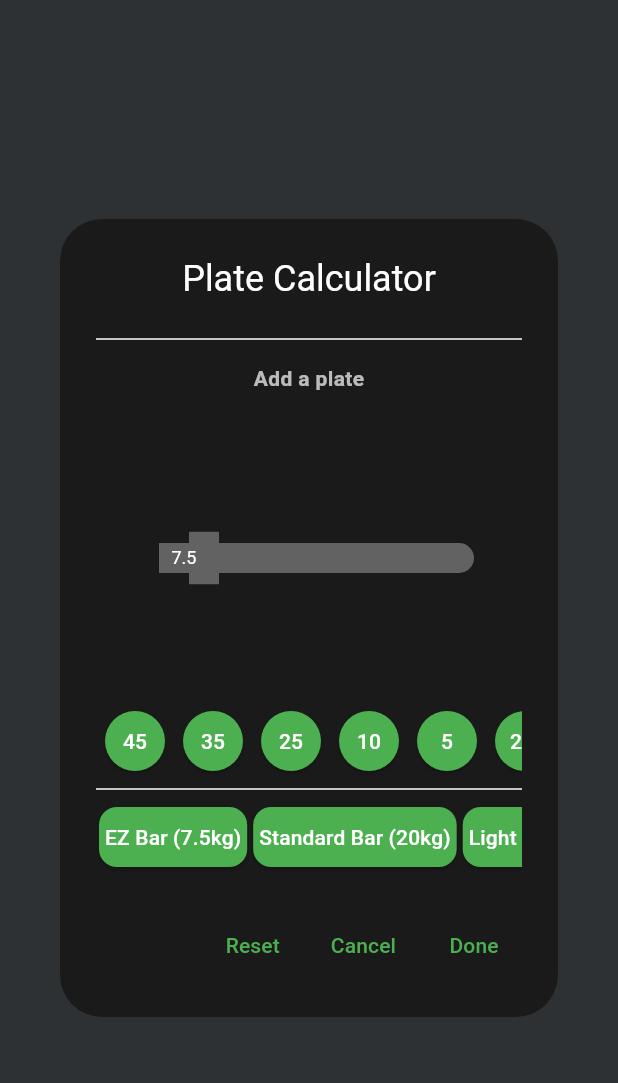
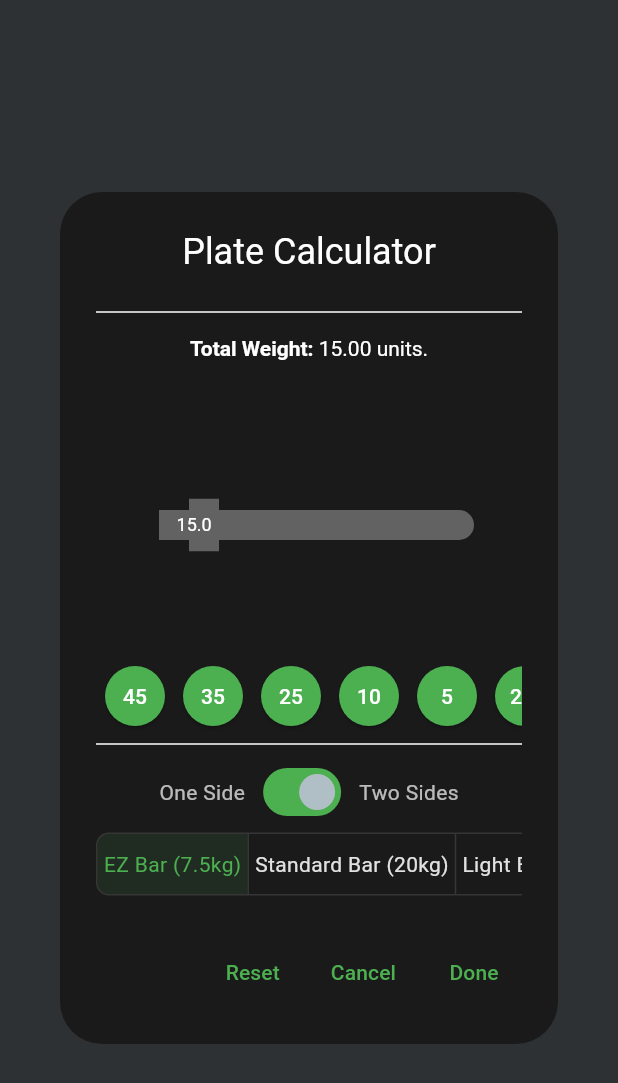
Before and after one commit to diegoZarateFer/gym-tracker-app, a Flutter app: the PlateCalculator widget shown alone on an empty page, opened directly, after a tap on "EZ Bar (7.5kg)", on a phone screen of 412 x 824 dp. Shown: the top 1083 px of the screen. Run offline on Flutter 3.47's test engine with Material 3 defaults, Android fonts, the light colour scheme and no system bars; our stand-ins replace table_calendar.

Commit message:
feat<plate calculator>: Terminando la calculdora de discos.

```diff
--- a/lib/core/extensions/context_ext.dart
+++ b/lib/core/extensions/context_ext.dart
@@ -32,8 +32,8 @@ extension ContextExt on BuildContext {
     );
   }
 
-  void showModalDialog(Widget dialog) {
-    showDialog(
+  Future<T?> showModalDialog<T>(Widget dialog) async {
+    return await showDialog<T>(
         context: this,
         builder: (BuildContext dialogContext) {
           return dialog;
--- a/lib/pages/widgets/bar_selector.dart
+++ b/lib/pages/widgets/bar_selector.dart
@@ -1,32 +1,68 @@
 import 'package:flutter/material.dart';
 
+enum BarType { ez, standard, light }
+
+const Map<BarType, double> barWeights = {
+  BarType.ez: 15,
+  BarType.standard: 45,
+  BarType.light: 25,
+};
+
 class BarSelector extends StatelessWidget {
-  const BarSelector({super.key});
+  const BarSelector({
+    super.key,
+    required this.selectedBarType,
+    required this.onBarChange,
+  });
+
+  final BarType? selectedBarType;
+  final void Function(BarType? newSelectedBarType) onBarChange;
+
+  void _onButtonPressed(int index) {
+    if (selectedBarType != null) {
+      int selectedBarTypeIndex = BarType.values.indexOf(selectedBarType!);
+      if (index == selectedBarTypeIndex) {
+        onBarChange(null);
+        return;
+      }
+    }
+
+    BarType newSelectedBarType = BarType.values[index];
+    onBarChange(newSelectedBarType);
+  }
 
   @override
   Widget build(BuildContext context) {
+    final toggleButtonState = List.filled(3, false);
+    if (selectedBarType != null) {
+      toggleButtonState[BarType.values.indexOf(selectedBarType!)] = true;
+    }
+
     return SingleChildScrollView(
       scrollDirection: Axis.horizontal,
       child: Row(
         mainAxisSize: MainAxisSize.min,
         children: [
-          for (var weight in [
-            "EZ Bar (7.5kg)",
-            "Standard Bar (20kg)",
-            "Light Bar (15kg)"
-          ])
-            Padding(
-              padding: const EdgeInsets.symmetric(horizontal: 2),
-              child: ElevatedButton(
-                onPressed: () {},
-                style: ElevatedButton.styleFrom(
-                    padding: const EdgeInsets.all(4),
-                    shape: RoundedRectangleBorder(
-                      borderRadius: BorderRadius.circular(12),
-                    )),
-                child: Text(weight),
+          ToggleButtons(
+            isSelected: toggleButtonState,
+            constraints: const BoxConstraints(minWidth: 100, minHeight: 40),
+            borderRadius: BorderRadius.circular(8),
+            onPressed: _onButtonPressed,
+            children: const [
+              Padding(
+                padding: EdgeInsets.all(4),
+                child: Text("EZ Bar (7.5kg)"),
               ),
-            ),
+              Padding(
+                padding: EdgeInsets.all(4),
+                child: Text("Standard Bar (20kg)"),
+              ),
+              Padding(
+                padding: EdgeInsets.all(4),
+                child: Text("Light Bar (15kg)"),
+              ),
+            ],
+          ),
         ],
       ),
     );
--- a/lib/pages/widgets/dialogs/plate_calculator.dart
+++ b/lib/pages/widgets/dialogs/plate_calculator.dart
@@ -4,6 +4,8 @@ import 'package:flutter/material.dart';
 import 'package:gym_tracker_ui/pages/widgets/bar_selector.dart';
 import 'package:gym_tracker_ui/pages/widgets/plates_selector.dart';
 import 'package:gym_tracker_ui/pages/widgets/weight_visualizer.dart';
+
+const double maximumAllowedWeight = 360;
 
 class PlateCalculator extends StatefulWidget {
   const PlateCalculator({super.key});
@@ -13,34 +15,41 @@ class PlateCalculator extends StatefulWidget {
 }
 
 class _PlateCalculatorState extends State<PlateCalculator> {
-  double _totalWeight = 0;
-  int _totalPlates = 0;
+  double _totalPlatesWeight = 0;
+
   Map<Plate, int> _selectedPlates = {};
+
+  BarType? _selectedBarType;
+
+  bool _oneSidedBar = false;
+  bool _maximumWeightExceeded = false;
 
   ///
   /// Funciones para widgets.
   ///
 
-  void _addPlateHandler(Plate selectedPlate) {
-    if (_totalPlates >= 7) {
+  void _changeBarHandler(BarType? newSelectedBarType) {
     setState(() {
-        _totalPlates += 1;
+      _selectedBarType = newSelectedBarType;
     });
-      return;
   }
 
+  void _addPlateHandler(Plate selectedPlate) {
     setState(() {
-      _totalPlates += 1;
-      _totalWeight += selectedPlate.weightInLbs;
-      _selectedPlates = _simplifyPlates(_totalWeight);
+      if (_totalPlatesWeight + selectedPlate.weightInLbs <=
+          maximumAllowedWeight) {
+        _totalPlatesWeight += selectedPlate.weightInLbs;
+        _selectedPlates = _simplifyPlates(_totalPlatesWeight);
+      } else {
+        _maximumWeightExceeded = true;
+      }
     });
   }
 
   void _resetCalculator() {
     setState(() {
       _selectedPlates = {};
-      _totalWeight = 0;
-      _totalPlates = 0;
+      _totalPlatesWeight = 0;
     });
   }
 
@@ -66,7 +75,7 @@ class _PlateCalculatorState extends State<PlateCalculator> {
         return Plate2Dot5();
     }
 
-    throw Exception("No such plate.");
+    throw Exception("No Such Plate.");
   }
 
   Map<Plate, int> _simplifyPlates(double targetWeight) {
@@ -79,10 +88,11 @@ class _PlateCalculatorState extends State<PlateCalculator> {
       weights.add((plate.weightInLbs * 10).toInt());
     }
 
-    int mappedTargetWeight = targetWeight.toInt() * 10;
+    int mappedTargetWeight = (targetWeight * 10).toInt();
     final usedPlates = List.generate(mappedTargetWeight + 1, (_) => -1);
 
-    final dp = List.generate(mappedTargetWeight + 1, (_) => mappedTargetWeight + 1);
+    final dp =
+        List.generate(mappedTargetWeight + 1, (_) => mappedTargetWeight + 1);
     dp[0] = 0;
 
     for (int i = 0; i < mappedTargetWeight + 1; i++) {
@@ -95,7 +105,7 @@ class _PlateCalculatorState extends State<PlateCalculator> {
     }
 
     if (dp[mappedTargetWeight] > mappedTargetWeight) {
-      return {};
+      throw Exception("Invalid Weight.");
     }
 
     Map<Plate, int> solution = {};
@@ -113,19 +123,14 @@ class _PlateCalculatorState extends State<PlateCalculator> {
 
   @override
   Widget build(BuildContext context) {
-    bool isWeightNotAllowed = _totalPlates > 7;
-    bool barIsEmpty = _totalPlates == 0;
+    double totalWeight =
+        (_oneSidedBar ? _totalPlatesWeight : 2 * _totalPlatesWeight) +
+            (barWeights[_selectedBarType] ?? 0);
 
-    final titleText = barIsEmpty
-        ? const Text(
-            "Add a plate",
-            style: TextStyle(
-              fontWeight: FontWeight.bold,
-            ),
-          )
-        : isWeightNotAllowed
+    final titleText = _maximumWeightExceeded
         ? Text(
-                "Weight not allowed.",
+            "Wow! You are too strong for the calculator.",
+            textAlign: TextAlign.center,
             style: TextStyle(
               fontWeight: FontWeight.bold,
               color: Theme.of(context).colorScheme.error,
@@ -139,7 +144,7 @@ class _PlateCalculatorState extends State<PlateCalculator> {
               ),
               children: [
                 TextSpan(
-                        text: "${_totalWeight.toStringAsFixed(2)} units.",
+                    text: "${totalWeight.toStringAsFixed(2)} units.",
                     style: const TextStyle(
                       fontWeight: FontWeight.normal,
                     )),
@@ -162,12 +167,31 @@ class _PlateCalculatorState extends State<PlateCalculator> {
               titleText,
               WeightVisualizer(
                 selectedPlates: _selectedPlates,
-                selectedBarWeight: 7.5,
+                selectedBarWeight: barWeights[_selectedBarType] ?? 0,
               ),
-              const SizedBox(height: 8),
               PlatesSelector(onAddPlate: _addPlateHandler),
               const Divider(),
-              const BarSelector(),
+              Row(
+                mainAxisAlignment: MainAxisAlignment.center,
+                children: [
+                  const Text("One Side"),
+                  const SizedBox(width: 8),
+                  Switch(
+                    value: !_oneSidedBar,
+                    onChanged: (bool value) {
+                      setState(() {
+                        _oneSidedBar = !value;
+                      });
+                    },
+                  ),
+                  const SizedBox(width: 8),
+                  const Text("Two Sides"),
+                ],
+              ),
+              BarSelector(
+                selectedBarType: _selectedBarType,
+                onBarChange: _changeBarHandler,
+              ),
             ],
           ),
         ),
@@ -179,13 +203,13 @@ class _PlateCalculatorState extends State<PlateCalculator> {
         ),
         TextButton(
           onPressed: () {
-            Navigator.of(context).pop();
+            Navigator.pop(context, null);
           },
           child: const Text("Cancel"),
         ),
         TextButton(
           onPressed: () {
-            Navigator.of(context).pop();
+            Navigator.pop(context, totalWeight);
           },
           child: const Text("Done"),
         ),
--- a/lib/pages/widgets/weight_visualizer.dart
+++ b/lib/pages/widgets/weight_visualizer.dart
@@ -252,7 +252,7 @@ class BarPainter extends CustomPainter {
 
   @override
   bool shouldRepaint(covariant CustomPainter oldDelegate) {
-    return false;
+    return true;
   }
 
   void _drawSelectedPlatesRecs(
```
Also changed, not shown: lib/pages/widgets/dialogs/register_regular_set_dialog.dart (+39 -9 lines). Lines whose indentation alone changed are shown as unchanged.
